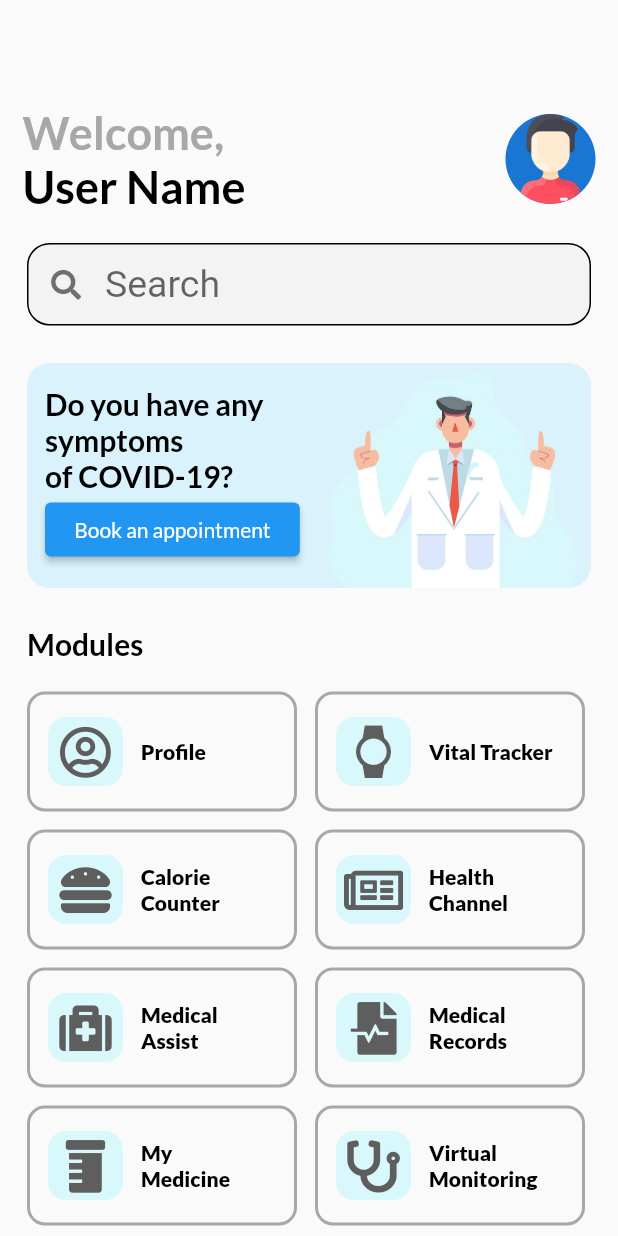
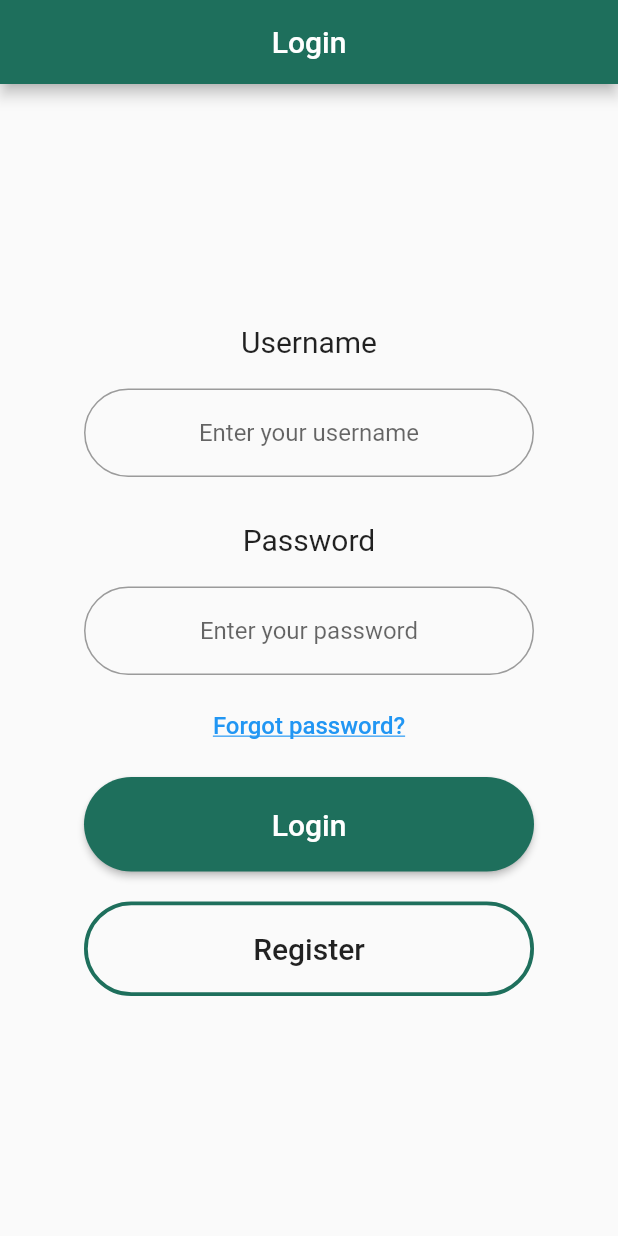
Before and after one commit to ammarrizal/stswks_health_app, a Flutter app: the screen it shows after launch, on a phone screen of 412 x 824 dp. Run offline on Flutter 3.47's test engine with Material 2 defaults, Android fonts, the phone set to English and light mode, and no system bars; our stand-ins replace font_awesome_flutter, google_fonts, hexcolor.

Commit message:
added user_profile_info.dart, navigator update

```diff
--- a/lib/main.dart
+++ b/lib/main.dart
@@ -1,4 +1,5 @@
 import 'package:flutter/material.dart';
+import 'package:prototype_1/views/login_page.dart';
 import './views/my_home_page.dart';
 
 void main() {
@@ -15,7 +16,8 @@ class MyApp extends StatelessWidget {
       theme: ThemeData(
         visualDensity: VisualDensity.adaptivePlatformDensity,
       ),
-      home: MyHomePage(),
+      //home: MyHomePage(),
+      home: LoginPage(),
     );
   }
 }
--- a/lib/views/login_page.dart
+++ b/lib/views/login_page.dart
@@ -0,0 +1,156 @@
+import 'package:flutter/cupertino.dart';
+import 'package:flutter/material.dart';
+import 'my_home_page.dart';
+import 'register_page.dart';
+
+class LoginPage extends StatefulWidget {
+  @override
+  _LoginPageState createState() => _LoginPageState();
+}
+
+class _LoginPageState extends State<LoginPage> {
+  @override
+  Widget build(BuildContext context) {
+    return GestureDetector(
+      onTap: () {
+        FocusScope.of(context).unfocus();
+      },
+      child: Scaffold(
+        appBar: AppBar(
+          backgroundColor: Color(0xff1e6f5c),
+          title: Text(
+            'Login',
+            style: TextStyle(
+              color: Colors.white,
+            ),
+          ),
+          centerTitle: true,
+        ),
+        body: Center(
+          child: SingleChildScrollView(
+            child: Center(
+              child: Column(
+                mainAxisAlignment: MainAxisAlignment.center,
+                children: <Widget>[
+                  Text(
+                    'Username',
+                    style: TextStyle(
+                      fontSize: 20.0,
+                    ),
+                  ),
+                  SizedBox(height: 20.0),
+                  Container(
+                    width: 300,
+                    child: TextFormField(
+                      textAlign: TextAlign.center,
+                      decoration: InputDecoration(
+                          border: OutlineInputBorder(
+                            borderRadius: BorderRadius.circular(30.0),
+                          ),
+                          hintText: 'Enter your username'),
+                    ),
+                  ),
+                  SizedBox(height: 30),
+                  Text(
+                    'Password',
+                    style: TextStyle(
+                      fontSize: 20.0,
+                    ),
+                  ),
+                  SizedBox(height: 20.0),
+                  Container(
+                    width: 300,
+                    child: TextFormField(
+                      textAlign: TextAlign.center,
+                      obscureText: true,
+                      decoration: InputDecoration(
+                          border: OutlineInputBorder(
+                            borderRadius: BorderRadius.circular(30.0),
+                          ),
+                          hintText: 'Enter your password'),
+                    ),
+                  ),
+                  SizedBox(height: 10),
+                  TextButton(
+                    onPressed: () {
+                      print('clicked');
+                    },
+                    child: Text(
+                      'Forgot password?',
+                      textAlign: TextAlign.right,
+                      style: TextStyle(
+                        fontSize: 16.0,
+                        decoration: TextDecoration.underline,
+                      ),
+                    ),
+                  ),
+                  SizedBox(height: 10),
+                  Container(
+                    width: 300,
+                    child: ElevatedButton(
+                      onPressed: () {
+                        // LOGIN METHOD GOES HERE
+                        Navigator.push(
+                          context,
+                          MaterialPageRoute(builder: (context) => MyHomePage()),
+                        );
+                      },
+                      style: ButtonStyle(
+                        shape: MaterialStateProperty.all(RoundedRectangleBorder(
+                          borderRadius: BorderRadius.circular(40.0),
+                        )),
+                        padding: MaterialStateProperty.all(
+                            EdgeInsets.fromLTRB(30.0, 20.0, 30.0, 20.0)),
+                        backgroundColor:
+                            MaterialStateProperty.all(Color(0xff1e6f5c)),
+                      ),
+                      child: Text(
+                        'Login',
+                        style: TextStyle(
+                          fontSize: 20,
+                          color: Colors.white,
+                        ),
+                      ),
+                    ),
+                  ),
+                  SizedBox(height: 20),
+                  Container(
+                    width: 300,
+                    child: TextButton(
+                      onPressed: () {
+                        Navigator.push(
+                          context,
+                          MaterialPageRoute(
+                              builder: (context) => RegisterPage()),
+                        );
+                      },
+                      style: ButtonStyle(
+                        shape: MaterialStateProperty.all(RoundedRectangleBorder(
+                          borderRadius: BorderRadius.circular(40.0),
+                          side: BorderSide(
+                            width: 2.5,
+                            color: Color(0xff1e6f5c),
+                          ),
+                        )),
+                        padding: MaterialStateProperty.all(
+                            EdgeInsets.fromLTRB(30.0, 20.0, 30.0, 20.0)),
+                        //backgroundColor: MaterialStateProperty.all(Color(0xff1e6f5c)),
+                      ),
+                      child: Text(
+                        'Register',
+                        style: TextStyle(
+                          fontSize: 20,
+                          color: Colors.black87,
+                        ),
+                      ),
+                    ),
+                  ),
+                ],
+              ),
+            ),
+          ),
+        ),
+      ),
+    );
+  }
+}
--- a/lib/views/my_home_page.dart
+++ b/lib/views/my_home_page.dart
@@ -5,6 +5,7 @@ import 'package:font_awesome_flutter/font_awesome_flutter.dart';
 import 'package:google_fonts/google_fonts.dart';
 import 'package:hexcolor/hexcolor.dart';
 import 'package:prototype_1/constants.dart';
+import './user_profile_info.dart';
 
 class MyHomePage extends StatelessWidget {
   @override
@@ -158,6 +159,7 @@ class MyHomePage extends StatelessWidget {
                       title: "Profile",
                       color: "#D9F8FB",
                       icon: FontAwesomeIcons.userCircle,
+                      pageTo: UserProfile(),
                     ),
                     SizedBox(
                       width: 12,
@@ -266,7 +268,8 @@ class HealthModules extends StatelessWidget {
   final String title;
   final String color;
   final IconData icon;
-  HealthModules({this.title, this.color, this.icon});
+  final Widget pageTo;
+  HealthModules({this.title, this.color, this.icon, this.pageTo});
 
   @override
   Widget build(BuildContext context) {
@@ -276,7 +279,8 @@ class HealthModules extends StatelessWidget {
       width: 180.0,
       child: InkWell(
         onTap: () {
-          print("You've been struck by a smooth criminal");
+          Navigator.push(
+              context, MaterialPageRoute(builder: (context) => pageTo));
         },
         child: Container(
           padding: EdgeInsets.symmetric(horizontal: 12.0, vertical: 15.0),
```
Also changed, not shown: lib/views/register_page.dart (+134 -0 lines), lib/views/user_profile_info.dart (added, +125 -0 lines).
